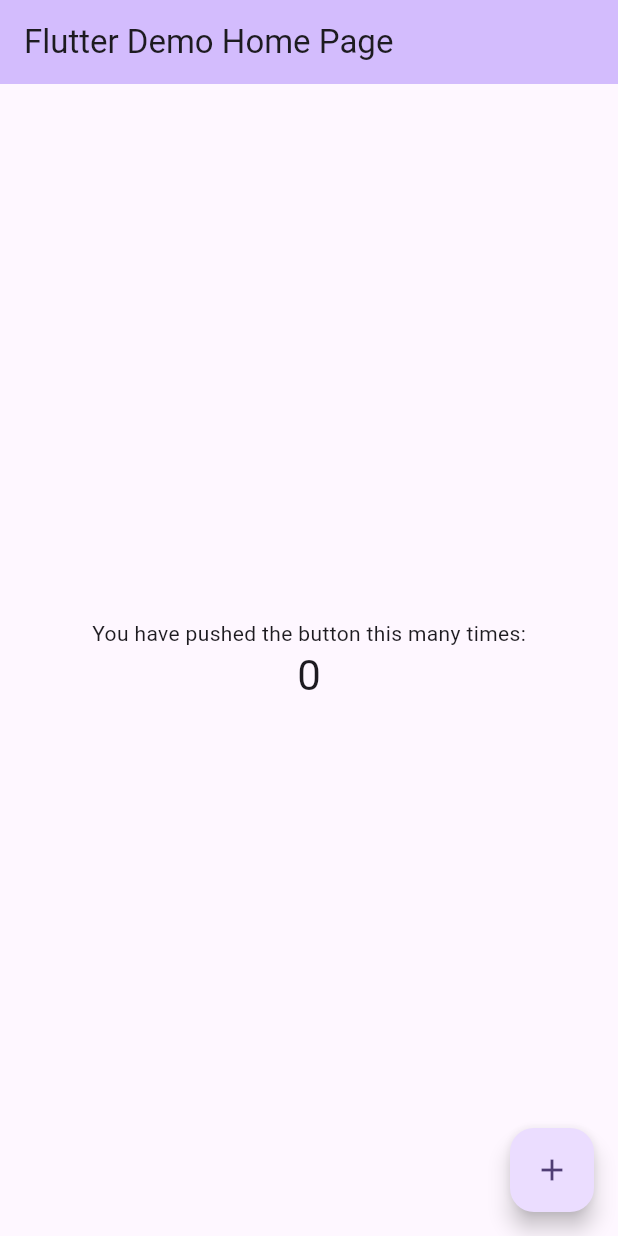
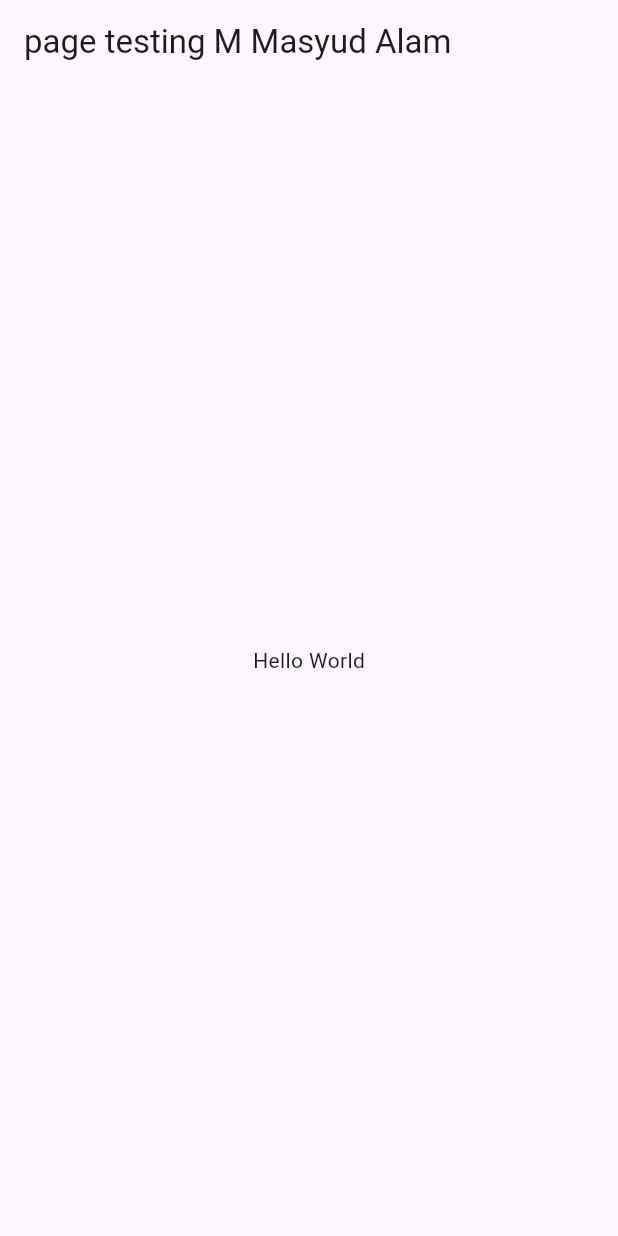
Before and after one commit to Elxura/2211102253-W1, a Flutter app: the screen it shows after launch, on a phone screen of 412 x 824 dp. Run offline on Flutter 3.47's test engine with Material 3 defaults, Android fonts, the light colour scheme and no system bars.

Commit message:
Update main.dart

```diff
--- a/lib/main.dart
+++ b/lib/main.dart
@@ -1,3 +1,4 @@
+// ignore_for_file: prefer_const_constructors
 import 'package:flutter/material.dart';
 
 void main() {
@@ -5,118 +6,30 @@ void main() {
 }
 
 class MyApp extends StatelessWidget {
-  const MyApp({super.key});
-
+  const MyApp({Key? key}) : super(key: key);
   // This widget is the root of your application.
   @override
   Widget build(BuildContext context) {
     return MaterialApp(
-      title: 'Flutter Demo',
-      theme: ThemeData(
-        // This is the theme of your application.
-        //
-        // TRY THIS: Try running your application with "flutter run". You'll see
-        // the application has a purple toolbar. Then, without quitting the app,
-        // try changing the seedColor in the colorScheme below to Colors.green
-        // and then invoke "hot reload" (save your changes or press the "hot
-        // reload" button in a Flutter-supported IDE, or press "r" if you used
-        // the command line to start the app).
-        //
-        // Notice that the counter didn't reset back to zero; the application
-        // state is not lost during the reload. To reset the state, use hot
-        // restart instead.
-        //
-        // This works for code too, not just values: Most code changes can be
-        // tested with just a hot reload.
-        colorScheme: ColorScheme.fromSeed(seedColor: Colors.deepPurple),
-      ),
-      home: const MyHomePage(title: 'Flutter Demo Home Page'),
+      title: "Hello World",
+      home: const MyHomePage(title: "page testing M Masyud Alam"),
     );
   }
 }
 
 class MyHomePage extends StatefulWidget {
-  const MyHomePage({super.key, required this.title});
-
-  // This widget is the home page of your application. It is stateful, meaning
-  // that it has a State object (defined below) that contains fields that affect
-  // how it looks.
-
-  // This class is the configuration for the state. It holds the values (in this
-  // case the title) provided by the parent (in this case the App widget) and
-  // used by the build method of the State. Fields in a Widget subclass are
-  // always marked "final".
-
+  const MyHomePage({Key? key, required this.title}) : super(key: key);
   final String title;
-
   @override
   State<MyHomePage> createState() => _MyHomePageState();
 }
 
 class _MyHomePageState extends State<MyHomePage> {
-  int _counter = 0;
-
-  void _incrementCounter() {
-    setState(() {
-      // This call to setState tells the Flutter framework that something has
-      // changed in this State, which causes it to rerun the build method below
-      // so that the display can reflect the updated values. If we changed
-      // _counter without calling setState(), then the build method would not be
-      // called again, and so nothing would appear to happen.
-      _counter++;
-    });
-  }
-
   @override
   Widget build(BuildContext context) {
-    // This method is rerun every time setState is called, for instance as done
-    // by the _incrementCounter method above.
-    //
-    // The Flutter framework has been optimized to make rerunning build methods
-    // fast, so that you can just rebuild anything that needs updating rather
-    // than having to individually change instances of widgets.
     return Scaffold(
-      appBar: AppBar(
-        // TRY THIS: Try changing the color here to a specific color (to
-        // Colors.amber, perhaps?) and trigger a hot reload to see the AppBar
-        // change color while the other colors stay the same.
-        backgroundColor: Theme.of(context).colorScheme.inversePrimary,
-        // Here we take the value from the MyHomePage object that was created by
-        // the App.build method, and use it to set our appbar title.
-        title: Text(widget.title),
-      ),
-      body: Center(
-        // Center is a layout widget. It takes a single child and positions it
-        // in the middle of the parent.
-        child: Column(
-          // Column is also a layout widget. It takes a list of children and
-          // arranges them vertically. By default, it sizes itself to fit its
-          // children horizontally, and tries to be as tall as its parent.
-          //
-          // Column has various properties to control how it sizes itself and
-          // how it positions its children. Here we use mainAxisAlignment to
-          // center the children vertically; the main axis here is the vertical
-          // axis because Columns are vertical (the cross axis would be
-          // horizontal).
-          //
-          // TRY THIS: Invoke "debug painting" (choose the "Toggle Debug Paint"
-          // action in the IDE, or press "p" in the console), to see the
-          // wireframe for each widget.
-          mainAxisAlignment: MainAxisAlignment.center,
-          children: <Widget>[
-            const Text('You have pushed the button this many times:'),
-            Text(
-              '$_counter',
-              style: Theme.of(context).textTheme.headlineMedium,
-            ),
-          ],
-        ),
-      ),
-      floatingActionButton: FloatingActionButton(
-        onPressed: _incrementCounter,
-        tooltip: 'Increment',
-        child: const Icon(Icons.add),
-      ), // This trailing comma makes auto-formatting nicer for build methods.
+      appBar: AppBar(title: Text(widget.title)),
+      body: Center(child: Text('Hello World')),
     );
   }
 }
```
